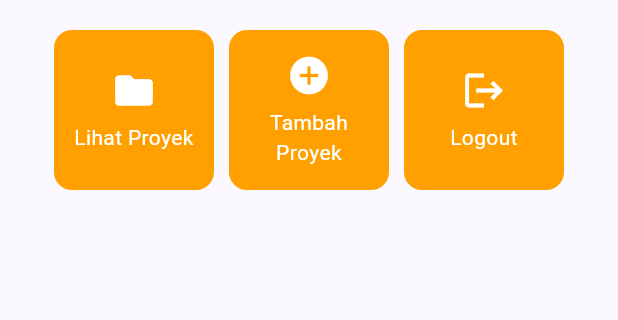
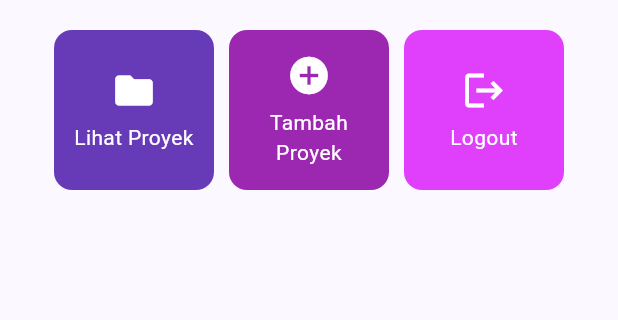
Before and after one commit to silvialalita/myportofolio_mobile, a Flutter app: the screen it shows after launch, on a phone screen of 412 x 824 dp, the part 357-677 px from its top. Run offline on Flutter 3.47's test engine with Material 3 defaults, Android fonts, the phone set to English and light mode, and no system bars.

Commit message:
feat(menu): add color attribute to ItemHomepage for per-button colors

```diff
--- a/lib/menu.dart
+++ b/lib/menu.dart
@@ -9,9 +9,9 @@ class MyHomePage extends StatelessWidget {
   final String kelas = "PBP D";
 
   final List<ItemHomepage> items = [
-    ItemHomepage("Lihat Proyek", Icons.folder),
-    ItemHomepage("Tambah Proyek", Icons.add_circle),
-    ItemHomepage("Logout", Icons.logout),
+    ItemHomepage("Lihat Proyek", Icons.folder, Colors.deepPurple),
+    ItemHomepage("Tambah Proyek", Icons.add_circle, Colors.purple),
+    ItemHomepage("Logout", Icons.logout, Colors.purpleAccent),
   ];
 
   @override
@@ -120,8 +120,9 @@ class InfoCard extends StatelessWidget {
 class ItemHomepage {
   final String name;
   final IconData icon;
+  final Color color;
 
-  ItemHomepage(this.name, this.icon);
+  ItemHomepage(this.name, this.icon, this.color);
 }
 
 class ItemCard extends StatelessWidget {
@@ -132,8 +133,7 @@ class ItemCard extends StatelessWidget {
   @override
   Widget build(BuildContext context) {
     return Material(
-      // Menggunakan warna sekunder dari skema tema aplikasi.
-      color: Theme.of(context).colorScheme.secondary,
+      color: item.color,
       borderRadius: BorderRadius.circular(12),
       child: InkWell(
         // Aksi ketika kartu ditekan oleh pengguna.
```
